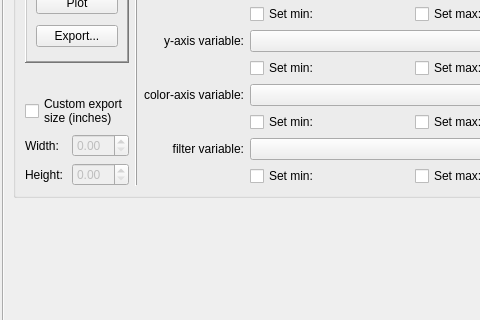
First picture: the form in designer/shared/advancedposition.ui, repository DTOcean/dtocean-app, before the edit; both pictures show x 0 to 480 and y 90 to 410 of the 600 by 786 pixel window.
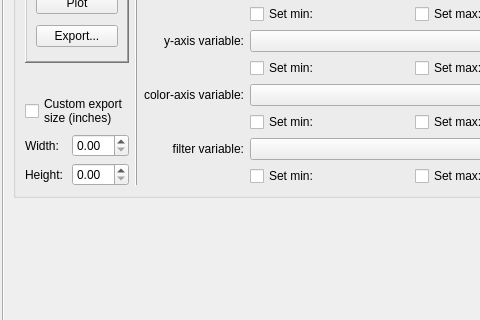
Second picture: the form after the edit. The open tabs and pages were chosen to show the change.

Commit message: Enable custom width and height boxes by default

What changed in the file:
```diff
--- a/designer/shared/advancedposition.ui
+++ b/designer/shared/advancedposition.ui
@@ -809,7 +809,7 @@
                   <item row="1" column="1">
                    <widget class="QDoubleSpinBox" name="customHeightSpinBox">
                     <property name="enabled">
-                     <bool>false</bool>
+                     <bool>true</bool>
                     </property>
                    </widget>
                   </item>
@@ -823,7 +823,7 @@
                   <item row="0" column="1">
                    <widget class="QDoubleSpinBox" name="customWidthSpinBox">
                     <property name="enabled">
-                     <bool>false</bool>
+                     <bool>true</bool>
                     </property>
                    </widget>
                   </item>
```
Left out of the diff: 2 changed lines with no effect on the pictures.
